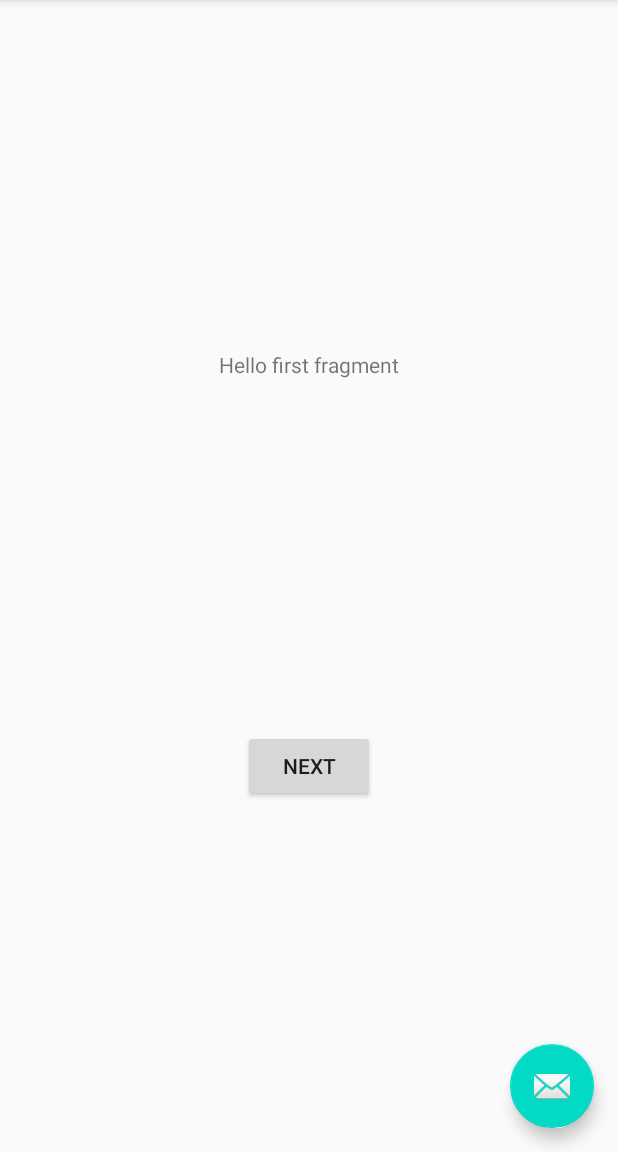
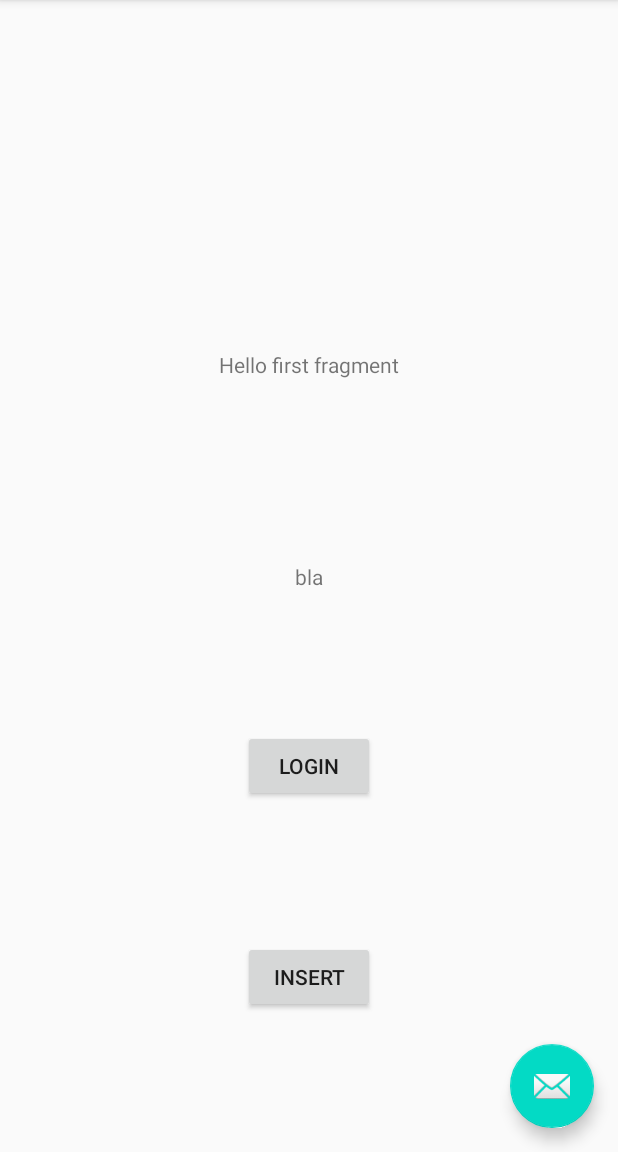
Before and after one commit to EricStudioCode/Moodi1.0, an Android app: the screen it shows after launch (MainActivity), on a phone screen of 412 x 824 dp, the part 84-1236 px from its top. Run offline under Robolectric (Android 15) with nearby library versions, the phone set to English and light mode, and no system bars; our stand-ins replace Firebase (no records; nobody signed in at launch, a user with empty details on screens opened directly); libraries missing offline, so code that uses them is left out: com.firebase.ui.

Commit message:
add something

```diff
--- /dev/null
+++ b/app/src/main/java/com/example/moodi10/Control.java
@@ -0,0 +1,34 @@
+package com.example.moodi10;
+
+import com.google.firebase.auth.*;
+import com.google.firebase.firestore.DocumentReference;
+import com.google.firebase.firestore.FirebaseFirestore;
+
+import java.util.*;
+
+public class Control {
+    private FirebaseFirestore db;
+    private FirebaseAuth mAuth;
+
+    public Control() {
+        db = FirebaseFirestore.getInstance();
+        mAuth = FirebaseAuth.getInstance();
+    }
+
+    public void insertSample(Sample sample) {
+        FirebaseUser currentUser = mAuth.getCurrentUser();
+        if(currentUser == null) {
+            System.out.println("Not logged in");
+        } else {
+            String uid = currentUser.getUid();
+
+            DocumentReference docRef = db.collection("samples").document("newSample");
+
+            Map<String,Object> sampleData = new HashMap<>();
+            sampleData.put("uid", uid);
+            sampleData.put("data", sample.getData());
+
+            docRef.set(sampleData);
+        }
+    }
+}
--- a/app/src/main/java/com/example/moodi10/FirstFragment.java
+++ b/app/src/main/java/com/example/moodi10/FirstFragment.java
@@ -5,6 +5,7 @@ import android.os.Bundle;
 import android.view.LayoutInflater;
 import android.view.View;
 import android.view.ViewGroup;
+import android.widget.TextView;
 
 import androidx.annotation.NonNull;
 import androidx.fragment.app.Fragment;
@@ -20,6 +21,8 @@ public class FirstFragment extends Fragment {
 
     private static final int RC_SIGN_IN = 42;
 
+    private Control control;
+
     @Override
     public View onCreateView(
             LayoutInflater inflater, ViewGroup container,
@@ -32,6 +35,8 @@ public class FirstFragment extends Fragment {
 
     public void onViewCreated(@NonNull View view, Bundle savedInstanceState) {
         super.onViewCreated(view, savedInstanceState);
+
+        control = new Control();
 
         view.findViewById(R.id.button_first).setOnClickListener(new View.OnClickListener() {
             @Override
@@ -46,6 +51,13 @@ public class FirstFragment extends Fragment {
                         RC_SIGN_IN);
             }
         });
+
+        view.findViewById(R.id.button).setOnClickListener(new View.OnClickListener() {
+            public void onClick(View view) {
+                String data = ((TextView)(((View)view.getParent()).findViewById(R.id.textView))).getText().toString();
+                control.insertSample(new Sample(data));
+            }
+        });
     }
 
     public void onActivityResult(int requestCode, int resultCode, Intent data) {
@@ -56,7 +68,7 @@ public class FirstFragment extends Fragment {
 
             FirebaseUser user = FirebaseAuth.getInstance().getCurrentUser();
 
-            System.out.println("abc");
+            System.out.println(user.getUid());
         }
     }
 }
--- a/app/src/main/res/layout/fragment_first.xml
+++ b/app/src/main/res/layout/fragment_first.xml
@@ -25,4 +25,24 @@
         app:layout_constraintEnd_toEndOf="parent"
         app:layout_constraintStart_toStartOf="parent"
         app:layout_constraintTop_toBottomOf="@id/textview_first" />
+
+    <TextView
+        android:id="@+id/textView"
+        android:layout_width="wrap_content"
+        android:layout_height="wrap_content"
+        android:text="bla"
+        app:layout_constraintBottom_toBottomOf="parent"
+        app:layout_constraintEnd_toEndOf="parent"
+        app:layout_constraintStart_toStartOf="parent"
+        app:layout_constraintTop_toTopOf="parent" />
+
+    <Button
+        android:id="@+id/button"
+        android:layout_width="wrap_content"
+        android:layout_height="wrap_content"
+        android:text="Insert"
+        app:layout_constraintBottom_toBottomOf="parent"
+        app:layout_constraintEnd_toEndOf="parent"
+        app:layout_constraintStart_toStartOf="parent"
+        app:layout_constraintTop_toBottomOf="@+id/button_first" />
 </androidx.constraintlayout.widget.ConstraintLayout>
--- a/app/src/main/res/values/strings.xml
+++ b/app/src/main/res/values/strings.xml
@@ -4,7 +4,7 @@
     <!-- Strings used for fragments for navigation -->
     <string name="first_fragment_label">First Fragment</string>
     <string name="second_fragment_label">Second Fragment</string>
-    <string name="next">Next</string>
+    <string name="next">Login</string>
     <string name="previous">Previous</string>
 
     <string name="hello_first_fragment">Hello first fragment</string>
```
Also changed, not shown: app/src/main/java/com/example/moodi10/Sample.java (added, +13 -0 lines).
